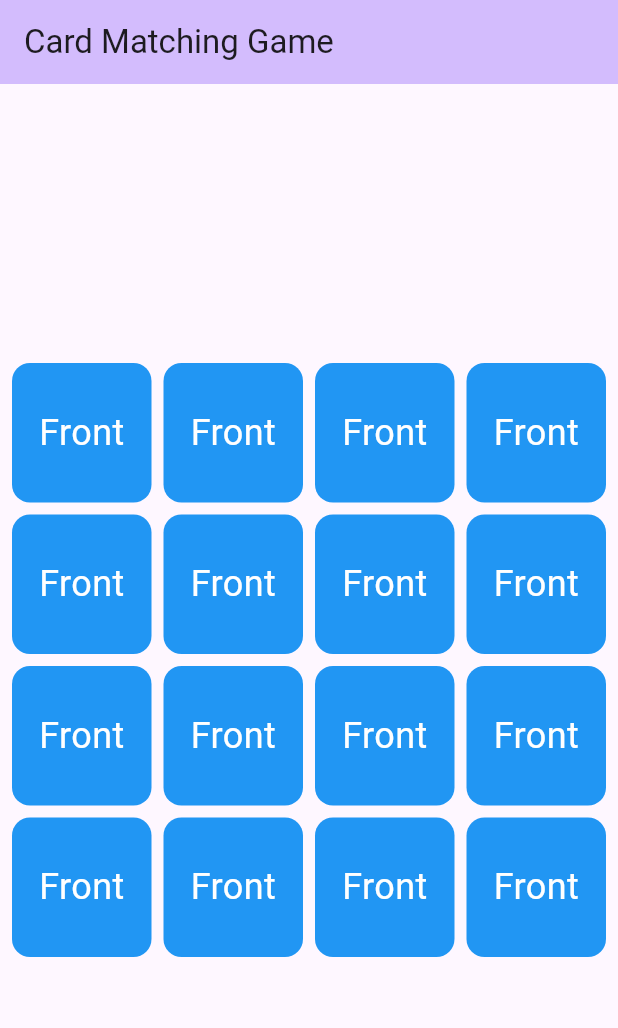
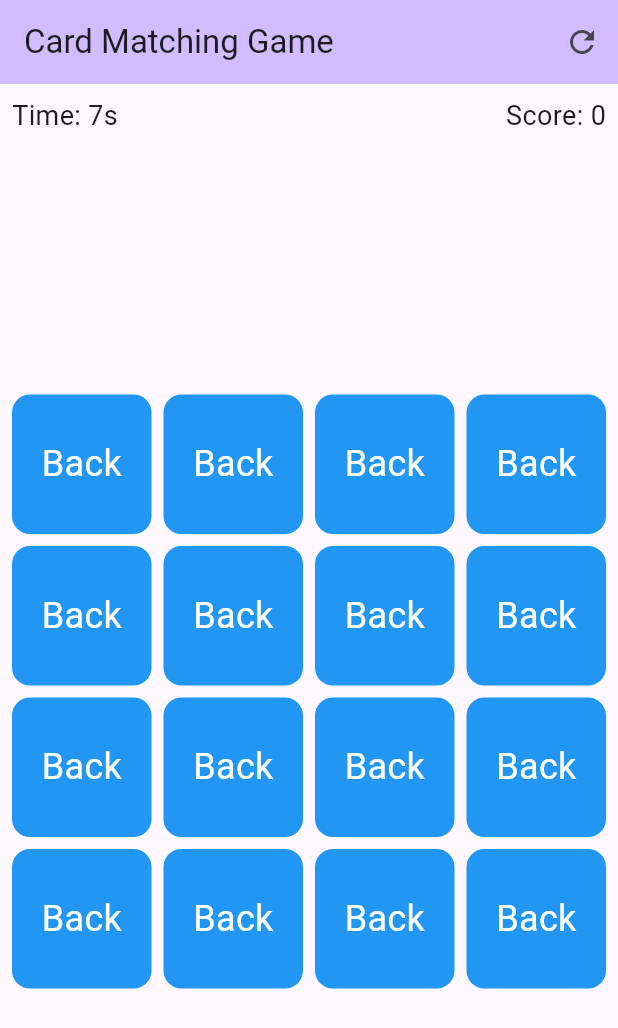
Before and after one commit to KaozhiChen/card_matching_game, a Flutter app: the screen it shows after launch, on a phone screen of 412 x 824 dp. Shown: the top 1028 px of the screen. Run offline on Flutter 3.47's test engine with Material 3 defaults, Android fonts, the phone set to English and light mode, and no system bars.

Commit message:
use game state to control game state

```diff
--- /dev/null
+++ b/lib/game_state.dart
@@ -0,0 +1,99 @@
+import 'package:flutter/foundation.dart';
+import 'dart:async';
+import 'dart:math';
+
+class GameState with ChangeNotifier {
+  List<String> _numList = [];
+  List<bool> _flipped = List.filled(16, false);
+  List<bool> _matched = List.filled(16, false);
+  int? _firstFlippedIndex;
+  int _score = 0;
+  int _matchedPairs = 0;
+  Timer? _timer;
+  int _timeElapsed = 0;
+  bool _gameOver = false;
+
+  GameState() {
+    _initializeGame();
+  }
+
+  void _initializeGame() {
+    _numList = [];
+    for (int i = 1; i <= 8; i++) {
+      _numList.add(i.toString());
+      _numList.add(i.toString());
+    }
+    _numList.shuffle(Random());
+
+    _flipped = List.filled(16, false);
+    _matched = List.filled(16, false);
+    _firstFlippedIndex = null;
+    _score = 0;
+    _matchedPairs = 0;
+    _timeElapsed = 0;
+    _gameOver = false;
+
+    _startTimer();
+    notifyListeners();
+  }
+
+  List<String> get numList => _numList;
+  List<bool> get flipped => _flipped;
+  List<bool> get matched => _matched;
+  int get score => _score;
+  int get timeElapsed => _timeElapsed;
+  bool get gameOver => _gameOver;
+
+  void _startTimer() {
+    _timer?.cancel(); // Cancel any existing timer
+    _timer = Timer.periodic(const Duration(seconds: 1), (timer) {
+      _timeElapsed++;
+      notifyListeners();
+    });
+  }
+
+  void flipCard(int index) {
+    if (_flipped[index] || _matched[index] || _gameOver) return;
+
+    if (_firstFlippedIndex == null) {
+      _firstFlippedIndex = index;
+      _flipped[index] = true;
+    } else {
+      _flipped[index] = true;
+      // match successfully
+      if (_numList[_firstFlippedIndex!] == _numList[index]) {
+        _matched[_firstFlippedIndex!] = true;
+        _matched[index] = true;
+        _score += 10;
+        _matchedPairs++;
+
+        if (_matchedPairs == 8) {
+          _gameOver = true;
+          _timer?.cancel();
+          notifyListeners();
+        }
+      } else {
+        // match faild
+        _score -= 5;
+        int firstIndex = _firstFlippedIndex!;
+        Future.delayed(const Duration(seconds: 1), () {
+          _flipped[firstIndex] = false;
+          _flipped[index] = false;
+          notifyListeners();
+        });
+      }
+      _firstFlippedIndex = null;
+    }
+    notifyListeners();
+  }
+
+  void resetGame() {
+    _initializeGame();
+  }
+
+  @override
+  void dispose() {
+    _timer?.cancel();
+    super.dispose();
+  }
+}
--- a/lib/main.dart
+++ b/lib/main.dart
@@ -1,9 +1,15 @@
-import 'package:card_matching_game/my_card.dart';
 import 'package:flutter/material.dart';
-import 'dart:math';
+import 'package:provider/provider.dart';
+import 'game_state.dart';
+import 'my_card.dart';
 
 void main() {
-  runApp(const MyApp());
+  runApp(
+    ChangeNotifierProvider(
+      create: (_) => GameState(),
+      child: const MyApp(),
+    ),
+  );
 }
 
 class MyApp extends StatelessWidget {
@@ -22,61 +28,98 @@ class MyApp extends StatelessWidget {
   }
 }
 
-class MyHomePage extends StatefulWidget {
+class MyHomePage extends StatelessWidget {
   const MyHomePage({super.key, required this.title});
 
   final String title;
 
   @override
-  State<MyHomePage> createState() => _MyHomePageState();
+  Widget build(BuildContext context) {
+    final gameState = Provider.of<GameState>(context);
+
+    // show dialog when win the game
+    if (gameState.gameOver) {
+      Future.microtask(() => _showVictoryDialog(context, gameState));
     }
 
-class _MyHomePageState extends State<MyHomePage> {
-  late List<String> numList;
-  @override
-  void initState() {
-    super.initState();
-    numList = generateList();
-  }
-
-  List<String> generateList() {
-    List<String> numbers = [];
-    for (int i = 1; i <= 8; i++) {
-      numbers.add(i.toString());
-      numbers.add(i.toString());
-    }
-    numbers.shuffle(Random());
-    return numbers;
-  }
-
-  @override
-  Widget build(BuildContext context) {
     return Scaffold(
       appBar: AppBar(
         backgroundColor: Theme.of(context).colorScheme.inversePrimary,
-          title: Text(widget.title),
+        title: Text(title),
+        actions: [
+          IconButton(
+            icon: const Icon(Icons.refresh),
+            onPressed: gameState.resetGame,
           ),
-        body: Center(
+        ],
+      ),
+      body: Column(
+        children: [
+          Padding(
+            padding: const EdgeInsets.all(8.0),
+            child: Row(
+              mainAxisAlignment: MainAxisAlignment.spaceBetween,
+              children: [
+                Text('Time: ${gameState.timeElapsed}s',
+                    style: const TextStyle(fontSize: 18)),
+                Text('Score: ${gameState.score}',
+                    style: const TextStyle(fontSize: 18)),
+              ],
+            ),
+          ),
+          Expanded(
+            child: Center(
               child: AspectRatio(
                 aspectRatio: 1,
                 child: Padding(
                   padding: const EdgeInsets.all(8.0),
                   child: GridView.builder(
-                gridDelegate: const SliverGridDelegateWithFixedCrossAxisCount(
-                  crossAxisCount: 4, // 4 col
-                  crossAxisSpacing: 8.0, // col space
-                  mainAxisSpacing: 8.0, // row space
+                    gridDelegate:
+                        const SliverGridDelegateWithFixedCrossAxisCount(
+                      crossAxisCount: 4,
+                      crossAxisSpacing: 8.0,
+                      mainAxisSpacing: 8.0,
                       childAspectRatio: 1.0,
                     ),
                     itemCount: 16,
                     itemBuilder: (context, index) {
                       return FlipCard(
-                    str: numList[index],
+                        str: gameState.numList[index],
+                        isFlipped: gameState.flipped[index] ||
+                            gameState.matched[index],
+                        onTap: () => gameState.flipCard(index),
                       );
                     },
                   ),
                 ),
               ),
-        ));
+            ),
+          ),
+        ],
+      ),
+    );
+  }
+
+  void _showVictoryDialog(BuildContext context, GameState gameState) {
+    showDialog(
+      context: context,
+      barrierDismissible: false,
+      builder: (BuildContext context) {
+        return AlertDialog(
+          title: const Text('Victory!'),
+          content: Text(
+              'You completed the game in ${gameState.timeElapsed} seconds with a score of ${gameState.score}.'),
+          actions: [
+            TextButton(
+              onPressed: () {
+                gameState.resetGame();
+                Navigator.of(context).pop();
+              },
+              child: const Text('Restart'),
+            ),
+          ],
+        );
+      },
+    );
   }
 }
--- a/lib/my_card.dart
+++ b/lib/my_card.dart
@@ -1,57 +1,37 @@
 import 'package:flutter/material.dart';
-import 'dart:math';
 
-class FlipCard extends StatefulWidget {
+class FlipCard extends StatelessWidget {
   final String str;
+  final bool isFlipped;
+  final VoidCallback onTap;
+
   const FlipCard({
     required this.str,
+    required this.isFlipped,
+    required this.onTap,
     super.key,
   });
 
   @override
-  State<FlipCard> createState() => _FlipCardState();
-}
-
-class _FlipCardState extends State<FlipCard> {
-  bool isFront = true;
-
-  @override
   Widget build(BuildContext context) {
-    Widget _transitionBuilder(Widget child, Animation<double> animation) {
-      final flip = Tween(begin: pi, end: 0).animate(animation);
-      return AnimatedBuilder(
-          animation: flip,
-          builder: (context, widget) {
-            return Transform(
-              transform: Matrix4.rotationY(flip.value.toDouble()),
-              alignment: Alignment.center,
-              child: child,
-            );
-          });
-    }
-
     return GestureDetector(
-      onTap: () {
-        setState(() {
-          isFront = !isFront;
-        });
-      },
+      onTap: onTap,
       child: AnimatedSwitcher(
-          transitionBuilder: _transitionBuilder,
-          duration: const Duration(milliseconds: 500),
-          switchInCurve: Curves.bounceInOut,
-          switchOutCurve: Curves.bounceInOut,
-          child: isFront
-              ? const CardItem(
-                  key: ValueKey(true),
-                  color: Colors.blue,
-                  content: "Front",
-                )
-              : CardItem(
-                  key: const ValueKey(false),
-                  color: Colors.green,
-                  content: widget.str,
-                )),
+        duration: const Duration(milliseconds: 500),
+        switchInCurve: Curves.bounceInOut,
+        switchOutCurve: Curves.bounceInOut,
+        child: isFlipped
+            ? CardItem(
+                key: ValueKey(str),
+                color: Colors.green,
+                content: str,
+              )
+            : const CardItem(
+                key: ValueKey("back"),
+                color: Colors.blue,
+                content: "Back",
+              ),
+      ),
     );
   }
 }
--- a/pubspec.yaml
+++ b/pubspec.yaml
@@ -30,6 +30,7 @@ environment:
 dependencies:
   flutter:
     sdk: flutter
+  provider: ^6.0.4
 
   # The following adds the Cupertino Icons font to your application.
   # Use with the CupertinoIcons class for iOS style icons.
```
Also changed, not shown: pubspec.lock. Lines whose indentation alone changed are shown as unchanged.
